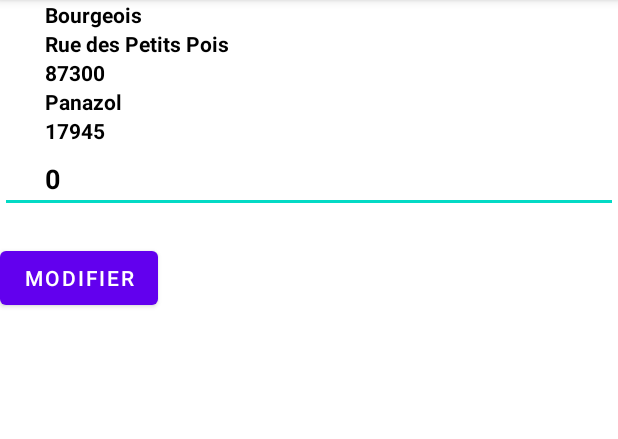
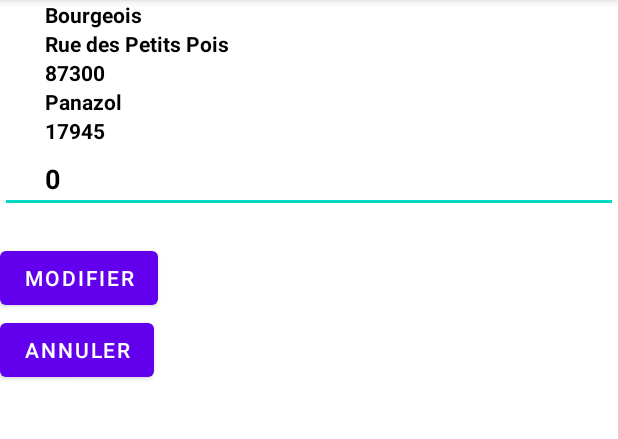
Before and after one commit to kadumont/releveCompteur, an Android app: the ControleurFicheCompteur screen opened directly, with no data from a screen before it, after a tap on "MODIFIER", on a phone screen of 412 x 824 dp, the part 84-523 px from its top. Run offline under Robolectric (Android 15) with nearby library versions, the phone set to English and light mode, and no system bars.

Commit message:
Modification fiche compteur

```diff
--- a/app/src/main/java/com/example/projetrelevecompteur/ConnectionFinal.java
+++ b/app/src/main/java/com/example/projetrelevecompteur/ConnectionFinal.java
@@ -53,11 +53,8 @@ public class ConnectionFinal extends AppCompatActivity
 
 
     // Le choix dans ComboDialog déclenche un clic
-    public void onClickComboDialog( ComboDialog comboDialog )
-    {
-
+    public void onClickComboDialog( ComboDialog comboDialog ) {
         valueMotDePasse = (String) comboDialog.value( comboDialog.getIndexSelected());
-
     }
 
 
--- a/app/src/main/java/com/example/projetrelevecompteur/ControleurFicheCompteur.java
+++ b/app/src/main/java/com/example/projetrelevecompteur/ControleurFicheCompteur.java
@@ -10,13 +10,16 @@ import android.widget.TextView;
 
 public class ControleurFicheCompteur extends AppCompatActivity implements View.OnClickListener {
 
+    CompteurSQLLite cbd ;
+    Compteur c;
+
     @Override
     protected void onCreate(Bundle savedInstanceState) {
         super.onCreate(savedInstanceState);
         setContentView(R.layout.activity_controleur_fiche_compteur);
 
-        CompteurSQLLite cbd = new CompteurSQLLite(this);
-        Compteur c = cbd.getListeCompteur().get(0);
+        cbd = new CompteurSQLLite(this);
+        c = cbd.getListeCompteur().get(0);
 
         TextView txtNom=(TextView)findViewById(R.id.txtNom);
         txtNom.setText(c.nom);
@@ -39,13 +42,19 @@ public class ControleurFicheCompteur extends AppCompatActivity implements View.O
         TextView txtNomReleveur=(TextView)findViewById(R.id.txtNomReleveur);
         txtNomReleveur.setText(c.nomReleveur);
 
-        Button modifier=findViewById(R.id.button1);
-        modifier.setOnClickListener(this);
+        Button valider=findViewById(R.id.button1);
+        Button annuler = findViewById(R.id.button2);
+        valider.setOnClickListener(this);
+        annuler.setOnClickListener(this);
 
     }
     public void onClick(View v) {
         switch(v.getId()){
             case R.id.button1:
+
+                EditText txtIndexNouveau=(EditText) findViewById(R.id.txtIndexNouveau);
+                c.indexNouveau= Integer.parseInt(txtIndexNouveau.getText().toString());
+
 
                 break;
         }
--- a/app/src/main/res/layout/activity_controleur_fiche_compteur.xml
+++ b/app/src/main/res/layout/activity_controleur_fiche_compteur.xml
@@ -1,6 +1,5 @@
 <?xml version="1.0" encoding="utf-8"?>
 <androidx.constraintlayout.widget.ConstraintLayout xmlns:android="http://schemas.android.com/apk/res/android"
-    xmlns:app="http://schemas.android.com/apk/res-auto"
     xmlns:tools="http://schemas.android.com/tools"
     android:layout_width="match_parent"
     android:layout_height="match_parent"
@@ -9,8 +8,8 @@
         android:layout_height="fill_parent"
         android:layout_width="fill_parent"
         android:orientation="vertical"
-        xmlns:android="http://schemas.android.com/apk/res/android"
         tools:ignore="MissingConstraints">
+
         <TextView
             android:id="@+id/txtNom"
             android:layout_height="wrap_content"
@@ -18,7 +17,7 @@
             android:textColor="#000000"
             android:paddingLeft="30dp"
             android:textStyle="bold"
-        android:text="oo"
+            android:text=""
             tools:ignore="MissingConstraints" />
         <TextView
             android:id="@+id/txtRue"
@@ -74,9 +73,17 @@
             android:textStyle="bold"
             android:text=""
             tools:ignore="MissingConstraints" />
-        <Button android:id="@+id/button1"
+
+        <Button
+            android:id="@+id/button1"
             android:layout_width="wrap_content"
             android:layout_height="wrap_content"
-            android:text="Modifier"/>
+            android:text="Modifier" />
+
+        <Button
+            android:id="@+id/button2"
+            android:layout_width="wrap_content"
+            android:layout_height="wrap_content"
+            android:text="Annuler" />
     </LinearLayout>
 </androidx.constraintlayout.widget.ConstraintLayout>
```
Lines whose indentation alone changed are shown as unchanged.
